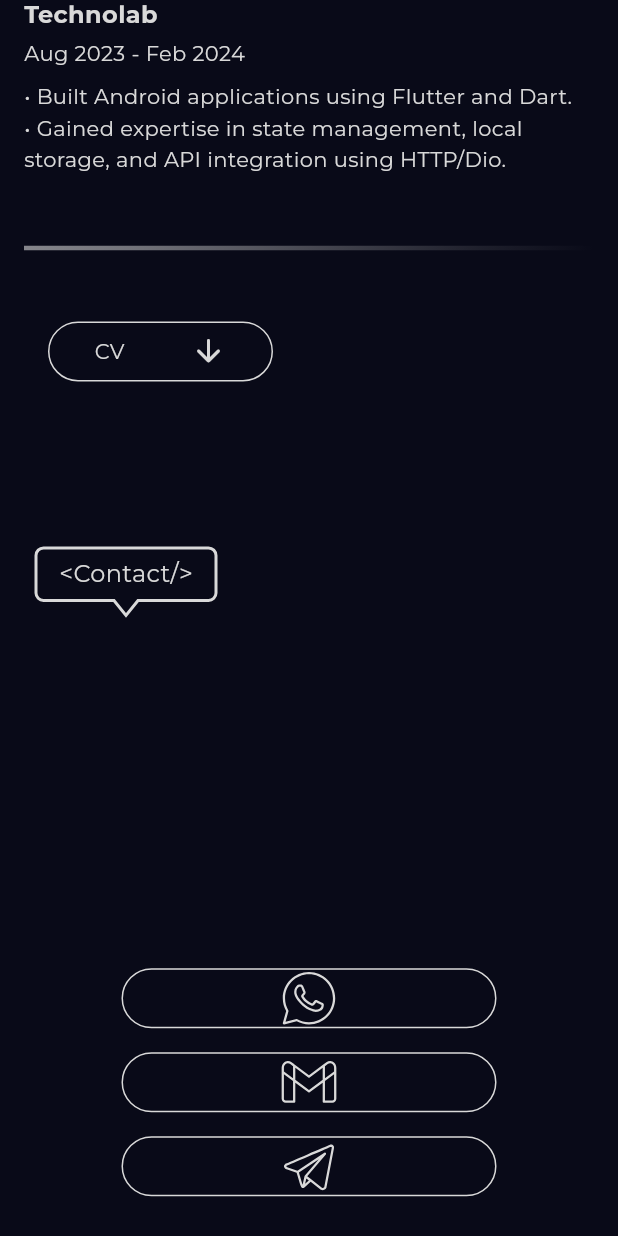
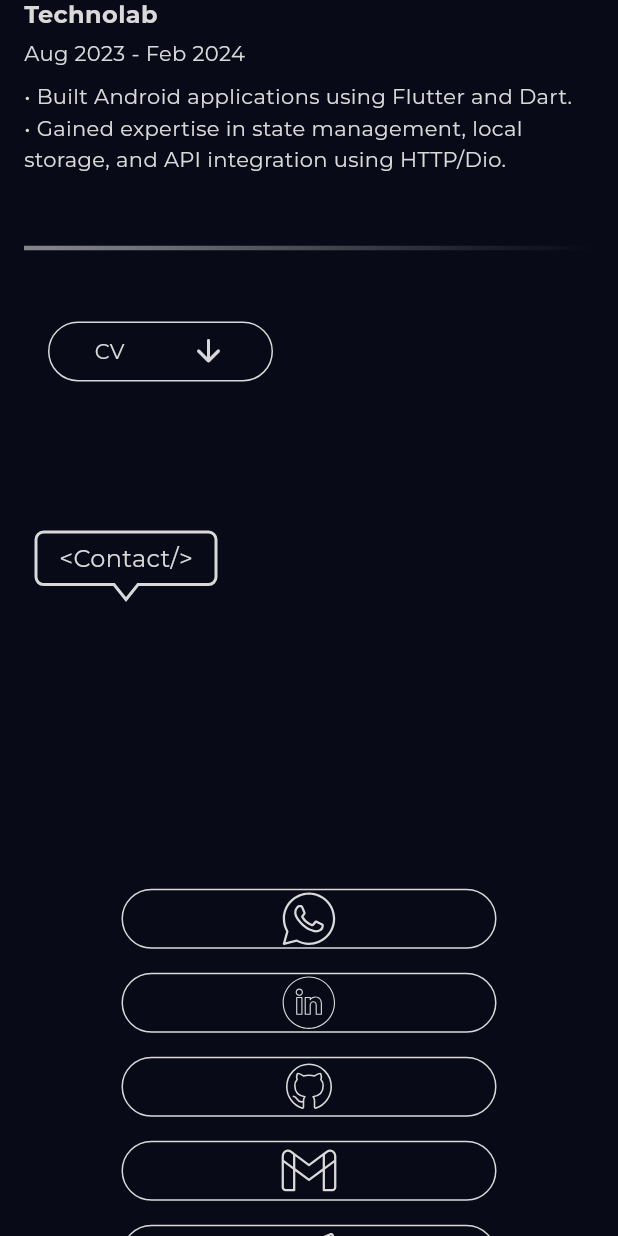
Before and after one commit to ajeyy7/portfolio_flutter, a Flutter app: the screen it shows after launch, scrolled down 2304 dp, on a phone screen of 412 x 824 dp. Run offline on Flutter 3.47's test engine with Material 3 defaults, Android fonts, the phone set to English and light mode, and no system bars; our stand-ins replace carousel_slider, flutter_svg; missing offline and left inert: flutter_flip_card.

Commit message:
ui_error fix

```diff
--- a/lib/components/contact_button.dart
+++ b/lib/components/contact_button.dart
@@ -7,8 +7,8 @@ import 'package:provider/provider.dart';
 class ContactButtonMob extends StatelessWidget {
   final IconData icon;
   final String label;
-
-  const ContactButtonMob({super.key, required this.icon, required this.label});
+final void Function() onTap;
+  const ContactButtonMob({super.key, required this.icon, required this.label, required this.onTap});
 
   @override
   Widget build(BuildContext context) {
@@ -16,6 +16,8 @@ class ContactButtonMob extends StatelessWidget {
 
     return Padding(
       padding: const EdgeInsets.all(8.0),
+      child: InkWell(
+        onTap: onTap,
         child: Container(
           height: 40,
           width: 250,
@@ -32,6 +34,7 @@ class ContactButtonMob extends StatelessWidget {
             ),
           ),
         ),
+      ),
     );
   }
 }
@@ -40,12 +43,12 @@ class ContactButtonDeskTop extends StatelessWidget {
   final IconData icon;
   final String label;
   final String title;
-
+final void Function() onTap;
   const ContactButtonDeskTop(
       {super.key,
       required this.icon,
       required this.label,
-      required this.title});
+      required this.title, required this.onTap});
 
   @override
   Widget build(BuildContext context) {
@@ -53,6 +56,8 @@ class ContactButtonDeskTop extends StatelessWidget {
 
     return Padding(
       padding: const EdgeInsets.all(8.0),
+      child: InkWell(
+        onTap: onTap,
         child: Container(
           height: 70,
           width: 200,
@@ -75,6 +80,7 @@ class ContactButtonDeskTop extends StatelessWidget {
             ],
           ),
         ),
+      ),
     );
   }
 }
--- /dev/null
+++ b/lib/constants/image.dart
@@ -0,0 +1,17 @@
+const dartSvg = 'assets/svgs/dart.svg';
+const figmaSvg = 'assets/svgs/figma.svg';
+const flutterSvg = 'assets/svgs/flutter.svg';
+const githubSvg = 'assets/svgs/github.svg';
+const gmailSvg = 'assets/svgs/gmail.svg';
+const jsSvg = 'assets/svgs/js.svg';
+const linkedinSvg = 'assets/svgs/linkdein.svg';
+const nodeSvg = 'assets/svgs/nodejs.svg';
+const postmanSvg = 'assets/svgs/postman.svg';
+const telegramSvg = 'assets/svgs/tele.svg';
+const whatsappSvg = 'assets/svgs/whtsapp.svg';
+const fitnessAppImg = 'assets/svgs/fitnssapp.png';
+const myImage = 'assets/svgs/img.png';
+const passgenImg = 'assets/svgs/passgn.png';
+const productToxicImg = 'assets/svgs/prtcttoxic.png';
+const readyShipImg = 'assets/svgs/rdyshp.png';
+const targetAppImg = 'assets/svgs/trgt.png';
--- a/lib/view/pages/contact_page/contact_mob.dart
+++ b/lib/view/pages/contact_page/contact_mob.dart
@@ -2,6 +2,7 @@ import 'package:flutter/material.dart';
 import 'package:portfolio_flutter/components/chatbubble.dart';
 import 'package:portfolio_flutter/components/contact_button.dart';
 import 'package:portfolio_flutter/constants/colors.dart';
+import 'package:portfolio_flutter/constants/image.dart';
 import 'package:portfolio_flutter/view_model/themes.dart';
 import 'package:provider/provider.dart';
 import 'package:url_launcher/url_launcher.dart';
@@ -36,32 +37,40 @@ class ContactMob extends StatelessWidget {
             const SizedBox(height: 16),
             Column(
               children: [
-                InkWell(
-                  onTap: () => launchUrl(Uri.https('wa.me', '/9846572149')),
-                  child: const ContactButtonMob(
-                      icon: Icons.chat, label: "assets/svgs/whtsapp.svg"),
+                ContactButtonMob(
+                    onTap: () => launchUrl(Uri.https('wa.me', '/9846572149')),
+                    icon: Icons.chat,
+                    label: whatsappSvg),
+                ContactButtonMob(
+                    onTap: () => launchUrl(Uri.https(
+                        'www.linkedin.com', '/in/ajay-krishna-36193018b')),
+                    icon: Icons.chat,
+                    label: linkedinSvg),
+                ContactButtonMob(
+                    onTap: () => launchUrl(Uri.https('github.com', '/ajeyy7')),
+                    icon: Icons.chat,
+                    label: githubSvg),
+                ContactButtonMob(
+                    onTap: () => launchUrl(Uri.parse(
+                        'mailto:ajaykrishna9872@gmail.com?subject=Hi')),
+                    icon: Icons.telegram,
+                    label: gmailSvg),
+                ContactButtonMob(
+                  icon: Icons.email,
+                  label: telegramSvg,
+                  onTap: () {},
                 ),
-                InkWell(
-                  onTap: () => launchUrl(
-                      Uri.parse('mailto:ajaykrishna9872@gmail.com?subject=Hi')),
-                  child: const ContactButtonMob(
-                      icon: Icons.telegram, label: "assets/svgs/gmail.svg"),
-                ),
-                const ContactButtonMob(
-                    icon: Icons.email, label: "assets/svgs/tele.svg"),
               ],
             ),
             const SizedBox(height: 16),
             Column(
+              mainAxisAlignment: MainAxisAlignment.center,
               children: [
-                Text(
-                  "https://github.com/ajeyy7",
-                  style: TextStyle(color: isDarkMode ? lightGray : charcoal),
-                ),
-                Text(
-                  "www.linkedin.com/in/ajay-krishna-36193018b",
-                  style: TextStyle(color: isDarkMode ? lightGray : charcoal),
-                ),
+                Text('© 2024 Ajay Krishna. All rights reserved.',
+                    style: TextStyle(
+                        color: isDarkMode ? lightGray : charcoal,
+                        letterSpacing: 4,
+                        fontSize: 12)),
               ],
             ),
           ],
--- a/lib/view/pages/experience_page/experience_mob.dart
+++ b/lib/view/pages/experience_page/experience_mob.dart
@@ -5,6 +5,7 @@ import 'package:portfolio_flutter/components/fade_divider.dart';
 import 'package:portfolio_flutter/constants/colors.dart';
 import 'package:portfolio_flutter/view_model/themes.dart';
 import 'package:provider/provider.dart';
+import 'package:url_launcher/url_launcher.dart';
 
 class ExperienceMob extends StatelessWidget {
   const ExperienceMob({
@@ -50,10 +51,12 @@ class ExperienceMob extends StatelessWidget {
               duration: 'Aug 2023 - Feb 2024',
             ),
             const FadeDivider(),
-            const Row(
+             Row(
               crossAxisAlignment: CrossAxisAlignment.end,
               children: [
                 CommonIconButton(
+                 onTap: () => launchUrl(Uri.https('drive.google.com',
+                        '/file/d/18AXPGCaWsGvVVw4EAHtHAOjpZw8ohlGr/view?usp=sharing')),
                     name: 'CV',
                     icon: Icons.arrow_downward_rounded,
                     width: 150,
--- a/lib/view/pages/experience_page/experince_desktop.dart
+++ b/lib/view/pages/experience_page/experince_desktop.dart
@@ -6,6 +6,7 @@ import 'package:portfolio_flutter/components/fade_divider.dart';
 import 'package:portfolio_flutter/constants/colors.dart';
 import 'package:portfolio_flutter/view_model/themes.dart';
 import 'package:provider/provider.dart';
+import 'package:url_launcher/url_launcher.dart';
 
 class ExperineceDesktop extends StatelessWidget {
   const ExperineceDesktop({
@@ -48,7 +49,9 @@ class ExperineceDesktop extends StatelessWidget {
                   '• Built Android applications using Flutter and Dart.\n'
                   '• Gained expertise in state management, local storage, and API integration using HTTP/Dio.',
             ),
-            const CommonIconButton(
+             CommonIconButton(
+              onTap: () => launchUrl(Uri.https('drive.google.com',
+                        '/file/d/18AXPGCaWsGvVVw4EAHtHAOjpZw8ohlGr/view?usp=sharing')),
                 name: 'CV',
                 icon: Icons.arrow_downward,
                 width: 150,
```
Also changed, not shown: lib/models/project_model.dart (+8 -6 lines), lib/view/pages/aboutme_page/aboutme_desk.dart (+4 -3 lines), lib/view/pages/aboutme_page/aboutme_mob.dart (+4 -3 lines), lib/view/pages/contact_page/contact_desktop.dart (+28 -9 lines), lib/view/pages/project_page/project_desk.dart (+8 -7 lines), lib/view/pages/project_page/project_mob.dart (+8 -7 lines). Lines whose indentation alone changed are shown as unchanged.
